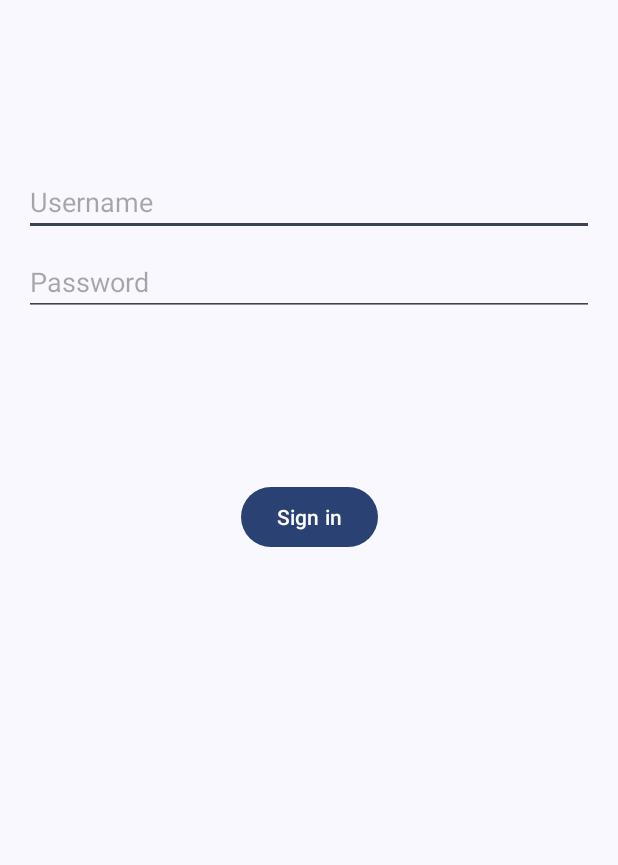
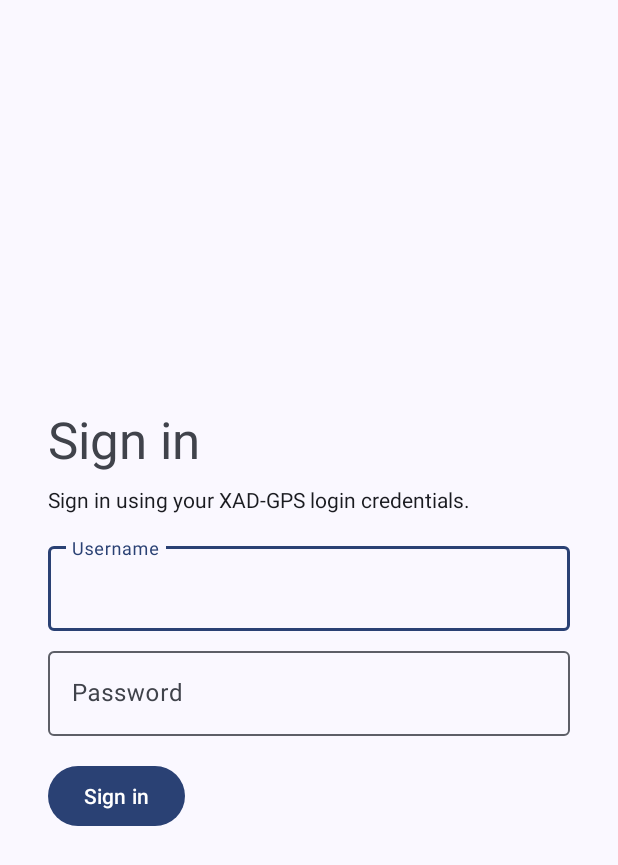
Before and after one commit to Philipp0002/XADGPS-Client, an Android app: the screen it shows after launch (LoginActivity), on a phone screen of 412 x 824 dp. Shown: the top 865 px of the screen. Run offline under Robolectric (Android 15) with nearby library versions, the phone set to English and light mode, and no system bars.

Commit message:
Update sign in page ui

```diff
--- a/app/src/main/res/layout/activity_login.xml
+++ b/app/src/main/res/layout/activity_login.xml
@@ -5,36 +5,56 @@
     android:id="@+id/container"
     android:layout_width="match_parent"
     android:layout_height="match_parent"
-    android:paddingLeft="@dimen/activity_horizontal_margin"
-    android:paddingTop="@dimen/activity_vertical_margin"
-    android:paddingRight="@dimen/activity_horizontal_margin"
-    android:paddingBottom="@dimen/activity_vertical_margin"
+    android:padding="32dp"
     tools:context=".LoginActivity">
 
-    <EditText
-        android:id="@+id/username"
+
+    <androidx.constraintlayout.widget.ConstraintLayout
+        android:layout_width="match_parent"
+        android:layout_height="wrap_content"
+        app:layout_constraintBottom_toBottomOf="parent"
+        app:layout_constraintEnd_toEndOf="parent"
+        app:layout_constraintStart_toStartOf="parent"
+        app:layout_constraintTop_toTopOf="parent">
+
+        <com.google.android.material.textfield.TextInputLayout
+            android:id="@+id/textField"
             android:layout_width="0dp"
             android:layout_height="wrap_content"
-        android:layout_marginTop="96dp"
+            android:layout_marginTop="16dp"
             android:hint="@string/prompt_username"
-        android:selectAllOnFocus="true"
             app:layout_constraintEnd_toEndOf="parent"
             app:layout_constraintStart_toStartOf="parent"
-        app:layout_constraintTop_toTopOf="parent" />
+            app:layout_constraintTop_toBottomOf="@+id/textView2">
 
-    <EditText
-        android:id="@+id/password"
+            <com.google.android.material.textfield.TextInputEditText
+                android:id="@+id/username"
+                android:layout_width="match_parent"
+                android:layout_height="wrap_content"
+                android:selectAllOnFocus="true" />
+
+        </com.google.android.material.textfield.TextInputLayout>
+
+        <com.google.android.material.textfield.TextInputLayout
+            android:id="@+id/textInputLayout"
             android:layout_width="0dp"
             android:layout_height="wrap_content"
             android:layout_marginTop="8dp"
             android:hint="@string/prompt_password"
+            app:layout_constraintEnd_toEndOf="parent"
+            app:layout_constraintStart_toStartOf="parent"
+            app:layout_constraintTop_toBottomOf="@+id/textField">
+
+            <com.google.android.material.textfield.TextInputEditText
+                android:id="@+id/password"
+                android:layout_width="match_parent"
+                android:layout_height="wrap_content"
                 android:imeActionLabel="@string/action_sign_in_short"
                 android:imeOptions="actionDone"
                 android:inputType="textPassword"
-        android:selectAllOnFocus="true"
-        app:layout_constraintEnd_toEndOf="parent"
-        app:layout_constraintStart_toStartOf="parent"
-        app:layout_constraintTop_toBottomOf="@+id/username" />
+                android:selectAllOnFocus="true" />
+
+        </com.google.android.material.textfield.TextInputLayout>
 
         <Button
             android:id="@+id/login"
@@ -42,26 +62,41 @@
             android:layout_height="wrap_content"
             android:layout_gravity="start"
             android:layout_marginTop="16dp"
-        android:layout_marginBottom="64dp"
             android:text="@string/action_sign_in"
-        app:layout_constraintBottom_toBottomOf="parent"
-        app:layout_constraintEnd_toEndOf="parent"
             app:layout_constraintStart_toStartOf="parent"
-        app:layout_constraintTop_toBottomOf="@+id/password"
-        app:layout_constraintVertical_bias="0.2" />
+            app:layout_constraintTop_toBottomOf="@+id/textInputLayout" />
 
         <ProgressBar
             android:id="@+id/loading"
             android:layout_width="wrap_content"
             android:layout_height="wrap_content"
             android:layout_gravity="center"
-        android:layout_marginTop="64dp"
-        android:layout_marginBottom="64dp"
+            android:layout_marginStart="16dp"
             android:visibility="gone"
-        app:layout_constraintBottom_toBottomOf="parent"
-        app:layout_constraintEnd_toEndOf="@+id/password"
-        app:layout_constraintStart_toStartOf="@+id/password"
-        app:layout_constraintTop_toTopOf="parent"
-        app:layout_constraintVertical_bias="0.3" />
+            app:layout_constraintBottom_toBottomOf="@+id/login"
+            app:layout_constraintStart_toEndOf="@+id/login"
+            app:layout_constraintTop_toTopOf="@+id/login"
+            tools:visibility="visible" />
+
+        <TextView
+            android:id="@+id/textView"
+            android:layout_width="wrap_content"
+            android:layout_height="wrap_content"
+            android:text="@string/page_sign_in"
+            android:textAppearance="@style/TextAppearance.AppCompat.Display1"
+            app:layout_constraintStart_toStartOf="parent"
+            app:layout_constraintTop_toTopOf="parent" />
+
+        <TextView
+            android:id="@+id/textView2"
+            android:layout_width="wrap_content"
+            android:layout_height="wrap_content"
+            android:layout_marginTop="8dp"
+            android:text="@string/page_sign_in_hint"
+            android:textAppearance="@style/TextAppearance.AppCompat.Body1"
+            app:layout_constraintStart_toStartOf="parent"
+            app:layout_constraintTop_toBottomOf="@+id/textView" />
 
     </androidx.constraintlayout.widget.ConstraintLayout>
+
+</androidx.constraintlayout.widget.ConstraintLayout>
--- a/app/src/main/res/values/strings.xml
+++ b/app/src/main/res/values/strings.xml
@@ -4,6 +4,8 @@
     <string name="prompt_password">Password</string>
     <string name="action_sign_in">Sign in</string>
     <string name="action_sign_in_short">Sign in</string>
+    <string name="page_sign_in">Sign in</string>
+    <string name="page_sign_in_hint">Sign in using your XAD-GPS login credentials.</string>
     <string name="login_failed">Login failed</string>
 
     <string name="yes">Yes</string>
```
Also changed, not shown: 1 other file. Lines whose indentation alone changed are shown as unchanged.
